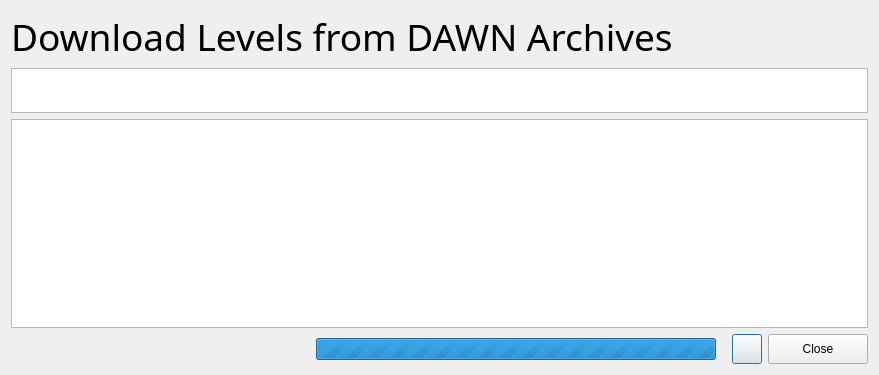
First picture: the form in wikiLYNX/ui/getlevel.ui, repository flamboyantpenguin/wikilynx, before the edit.
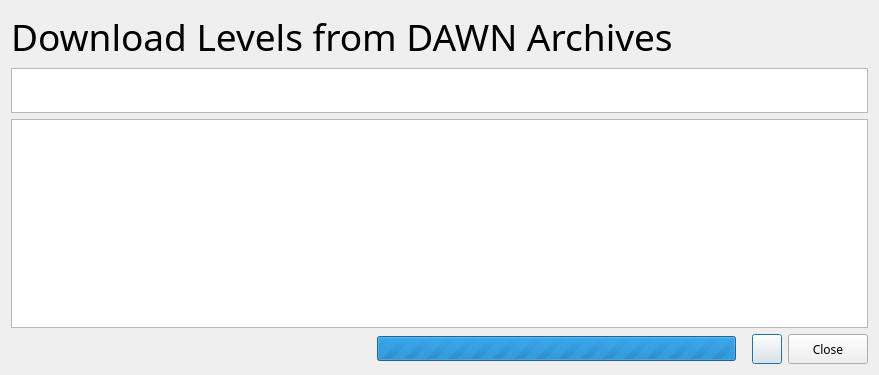
Second picture: the form after the edit. Icons and pictures are not drawn.

The edit to the form file:
```diff
--- a/wikiLYNX/ui/getlevel.ui
+++ b/wikiLYNX/ui/getlevel.ui
@@ -31,6 +31,11 @@
     <height>10000000</height>
    </size>
   </property>
+  <property name="font">
+   <font>
+    <family>Comfortaa</family>
+   </font>
+  </property>
   <property name="windowTitle">
    <string>Download Levels</string>
   </property>
@@ -82,7 +87,7 @@
     </widget>
    </item>
    <item>
-    <layout class="QHBoxLayout" name="horizontalLayout">
+    <layout class="QHBoxLayout" name="horizontalLayout" stretch="1,1,0,0,0">
      <item>
       <widget class="QLabel" name="status">
        <property name="font">
@@ -160,16 +165,22 @@
      </item>
      <item>
       <widget class="QPushButton" name="exitButton">
+       <property name="sizePolicy">
+        <sizepolicy hsizetype="Maximum" vsizetype="Minimum">
+         <horstretch>0</horstretch>
+         <verstretch>0</verstretch>
+        </sizepolicy>
+       </property>
        <property name="minimumSize">
         <size>
-         <width>100</width>
-         <height>30</height>
+         <width>0</width>
+         <height>0</height>
         </size>
        </property>
        <property name="maximumSize">
         <size>
-         <width>100</width>
-         <height>30</height>
+         <width>16777215</width>
+         <height>16777215</height>
         </size>
        </property>
        <property name="text">
```
